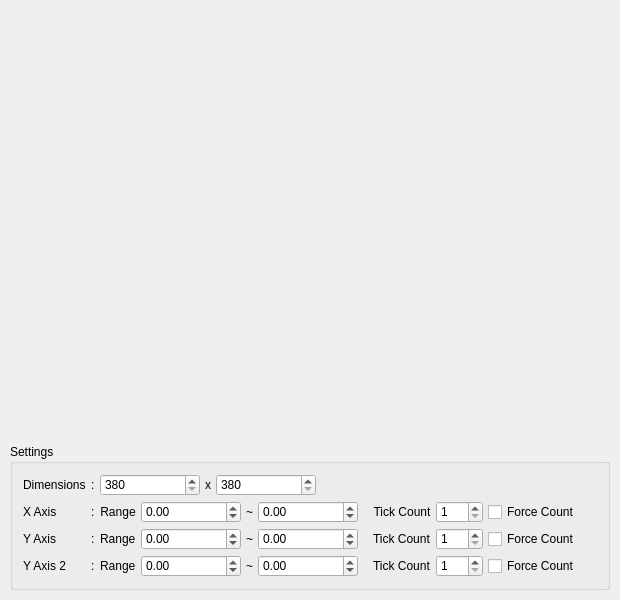
Above: app/src/view/plotpanel.ui from daitenshionyan/vrfbcalc-cpp before the change. Below: the same form after it.
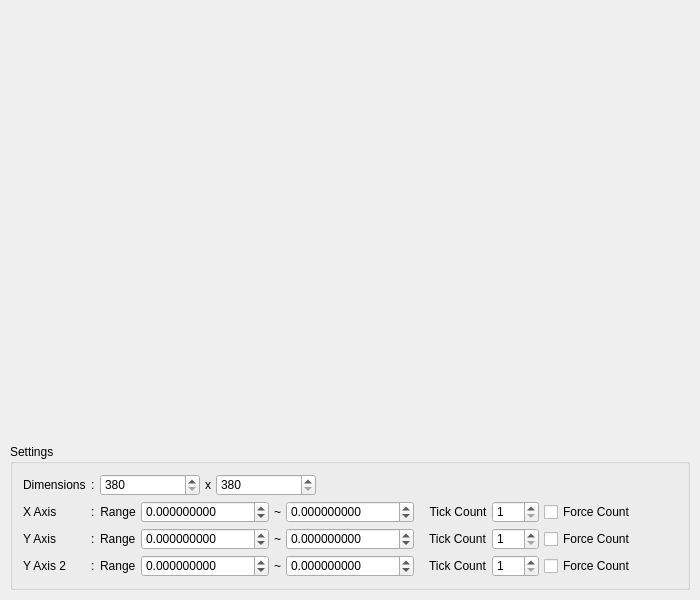
That is the form after the change. Custom widgets are drawn as their Qt base class.

Commit message: Fix limited decimal points

Diff of the .ui file:
```diff
--- a/app/src/view/plotpanel.ui
+++ b/app/src/view/plotpanel.ui
@@ -6,8 +6,8 @@
    <rect>
     <x>0</x>
     <y>0</y>
-    <width>620</width>
-    <height>558</height>
+    <width>700</width>
+    <height>600</height>
    </rect>
   </property>
   <property name="windowTitle">
@@ -265,18 +265,27 @@
                      </property>
                      <item>
                       <widget class="QDoubleSpinBox" name="yAxisLowerField">
+                       <property name="sizePolicy">
+                        <sizepolicy hsizetype="Fixed" vsizetype="Fixed">
+                         <horstretch>0</horstretch>
+                         <verstretch>0</verstretch>
+                        </sizepolicy>
+                       </property>
                        <property name="minimumSize">
                         <size>
-                         <width>100</width>
+                         <width>128</width>
                          <height>0</height>
                         </size>
                        </property>
                        <property name="maximumSize">
                         <size>
-                         <width>100</width>
+                         <width>128</width>
                          <height>16777215</height>
                         </size>
                        </property>
+                       <property name="decimals">
+                        <number>9</number>
+                       </property>
                        <property name="minimum">
                         <double>-2147483648.000000000000000</double>
                        </property>
@@ -300,18 +309,27 @@
                      </item>
                      <item>
                       <widget class="QDoubleSpinBox" name="yAxisUpperField">
+                       <property name="sizePolicy">
+                        <sizepolicy hsizetype="Fixed" vsizetype="Fixed">
+                         <horstretch>0</horstretch>
+                         <verstretch>0</verstretch>
+                        </sizepolicy>
+                       </property>
                        <property name="minimumSize">
                         <size>
-                         <width>100</width>
+                         <width>128</width>
                          <height>0</height>
                         </size>
                        </property>
                        <property name="maximumSize">
                         <size>
-                         <width>100</width>
+                         <width>128</width>
                          <height>16777215</height>
                         </size>
                        </property>
+                       <property name="decimals">
+                        <number>9</number>
+                       </property>
                        <property name="minimum">
                         <double>-2147483648.000000000000000</double>
                        </property>
@@ -629,18 +647,27 @@
                      </item>
                      <item>
                       <widget class="QDoubleSpinBox" name="xAxisLowerField">
+                       <property name="sizePolicy">
+                        <sizepolicy hsizetype="Fixed" vsizetype="Fixed">
+                         <horstretch>0</horstretch>
+                         <verstretch>0</verstretch>
+                        </sizepolicy>
+                       </property>
                        <property name="minimumSize">
                         <size>
-                         <width>100</width>
+                         <width>128</width>
                          <height>0</height>
                         </size>
                        </property>
                        <property name="maximumSize">
                         <size>
-                         <width>100</width>
+                         <width>128</width>
                          <height>16777215</height>
                         </size>
                        </property>
+                       <property name="decimals">
+                        <number>9</number>
+                       </property>
                        <property name="minimum">
                         <double>-2147483648.000000000000000</double>
                        </property>
@@ -664,20 +691,26 @@
                      </item>
                      <item>
                       <widget class="QDoubleSpinBox" name="xAxisUpperField">
+                       <property name="sizePolicy">
+                        <sizepolicy hsizetype="Fixed" vsizetype="Fixed">
+                         <horstretch>0</horstretch>
+                         <verstretch>0</verstretch>
+                        </sizepolicy>
+                       </property>
                        <property name="minimumSize">
                         <size>
-                         <width>100</width>
+                         <width>128</width>
                          <height>0</height>
                         </size>
                        </property>
                        <property name="maximumSize">
                         <size>
-                         <width>100</width>
+                         <width>128</width>
                          <height>16777215</height>
                         </size>
                        </property>
                        <property name="decimals">
-                        <number>2</number>
+                        <number>9</number>
                        </property>
                        <property name="minimum">
                         <double>-2147483648.000000000000000</double>
@@ -835,12 +868,27 @@
                </item>
                <item>
                 <widget class="QDoubleSpinBox" name="yAxis2LowerField">
+                 <property name="sizePolicy">
+                  <sizepolicy hsizetype="Fixed" vsizetype="Fixed">
+                   <horstretch>0</horstretch>
+                   <verstretch>0</verstretch>
+                  </sizepolicy>
+                 </property>
                  <property name="minimumSize">
                   <size>
-                   <width>100</width>
+                   <width>128</width>
                    <height>0</height>
                   </size>
                  </property>
+                 <property name="maximumSize">
+                  <size>
+                   <width>128</width>
+                   <height>16777215</height>
+                  </size>
+                 </property>
+                 <property name="decimals">
+                  <number>9</number>
+                 </property>
                  <property name="minimum">
                   <double>-2147483648.000000000000000</double>
                  </property>
@@ -858,12 +906,27 @@
                </item>
                <item>
                 <widget class="QDoubleSpinBox" name="yAxis2UpperField">
+                 <property name="sizePolicy">
+                  <sizepolicy hsizetype="Fixed" vsizetype="Fixed">
+                   <horstretch>0</horstretch>
+                   <verstretch>0</verstretch>
+                  </sizepolicy>
+                 </property>
                  <property name="minimumSize">
                   <size>
-                   <width>100</width>
+                   <width>128</width>
                    <height>0</height>
                   </size>
                  </property>
+                 <property name="maximumSize">
+                  <size>
+                   <width>128</width>
+                   <height>16777215</height>
+                  </size>
+                 </property>
+                 <property name="decimals">
+                  <number>9</number>
+                 </property>
                  <property name="minimum">
                   <double>-2147483648.000000000000000</double>
                  </property>
```
